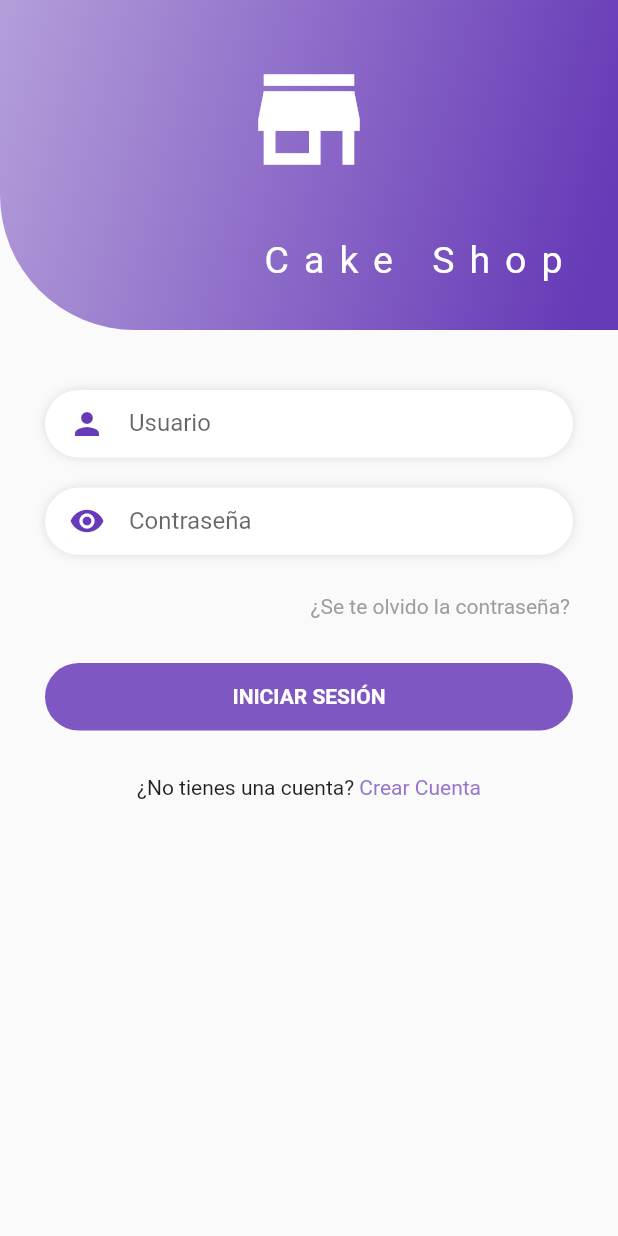
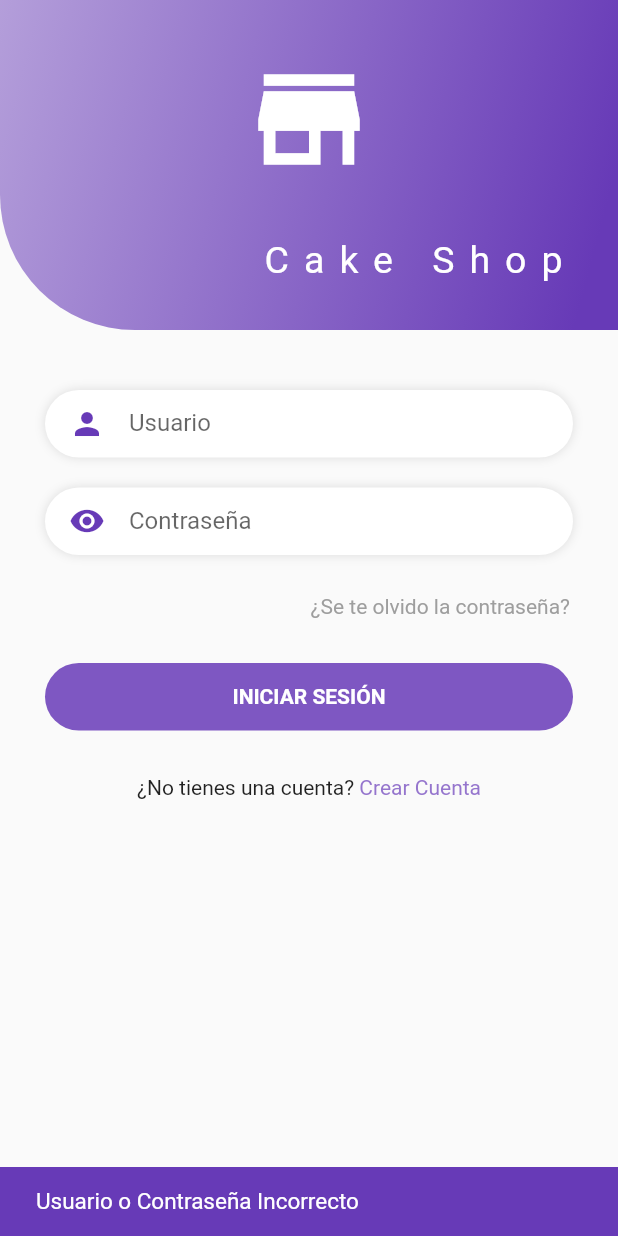
Before and after one commit to Luuchoh/FlutterOAuth, a Flutter app: the screen it shows after launch, after a tap on "INICIAR SESIÓN", on a phone screen of 412 x 824 dp. Run offline on Flutter 3.47's test engine with Material 2 defaults, Android fonts, the phone set to English and light mode, and no system bars.

```diff
--- a/lib/Pages/LoginPage.dart
+++ b/lib/Pages/LoginPage.dart
@@ -1,12 +1,17 @@
 import 'package:flutter/cupertino.dart';
 import 'package:flutter/material.dart';
 import 'package:flutter_oauth/Common/TransitionApp.dart';
+import 'package:flutter_oauth/Pages/HomePage.dart';
+import 'package:flutter_oauth/Pages/LoadingPage.dart';
 import 'package:flutter_oauth/Pages/SignUpPage.dart';
 import 'package:flutter_oauth/Widgets/ResetPasswordDialog.dart';
 
 import '../Widgets/BarGradient.dart';
 import '../Widgets/ButtonBase.dart';
+import '../Widgets/ProgressDialog.dart';
+import '../Widgets/SnackBarApp.dart';
 import '../Widgets/TextFieldBase.dart';
+import '../Widgets/TextMessage.dart';
 
 class LoginPage extends StatelessWidget{
 
@@ -39,7 +44,7 @@ class LoginPage extends StatelessWidget{
             ),
             Padding(
               padding: EdgeInsets.all(30.0),
-              child: ButtonBase('Iniciar Sesión', () => login(),),
+              child: ButtonBase('Iniciar Sesión', () => login(context),),
             ),
             InkWell(
               // child: RichText(
@@ -82,8 +87,21 @@ class LoginPage extends StatelessWidget{
     );
   }
 
-  login() {
+  login(BuildContext context) {
+    ScaffoldMessenger.of(context).showSnackBar(SnackBarApp(
+      TextMessage("Usuario o Contraseña Incorrecto")
+    ));
+    // showProgress(context);
+    // TransitionApp.openPage(context, LoadingPage());
+  }
 
+  Future<void> showProgress(BuildContext context) async{
+    return showDialog(
+      context: context,
+      builder: (BuildContext context) {
+        return ProgressDialog();
+      }
+    );
   }
 
   signUp(BuildContext context) {
--- /dev/null
+++ b/lib/Widgets/SnackBarApp.dart
@@ -0,0 +1,13 @@
+import 'package:flutter/material.dart';
+
+class SnackBarApp extends SnackBar {
+
+  Widget? widget;
+
+  SnackBarApp(this.widget): super(
+    backgroundColor: Colors.deepPurple,
+    content: widget!,
+    duration: const Duration(seconds: 5)
+  );
+
+}
--- /dev/null
+++ b/lib/Widgets/TextMessage.dart
@@ -0,0 +1,21 @@
+import 'package:flutter/cupertino.dart';
+import 'package:flutter/material.dart';
+
+class TextMessage extends StatelessWidget {
+
+  String text;
+
+  TextMessage(this.text);
+
+  @override
+  Widget build(BuildContext context) {
+    return Text(
+      text,
+      style: TextStyle(
+        color: Colors.white,
+        fontSize: 15
+      ),
+    );
+  }
+
+}
```
Also changed, not shown: lib/Pages/HomePage.dart (added, +53 -0 lines), lib/Pages/LoadingPage.dart (added, +32 -0 lines), lib/Widgets/ProgressDialog.dart (added, +33 -0 lines).
